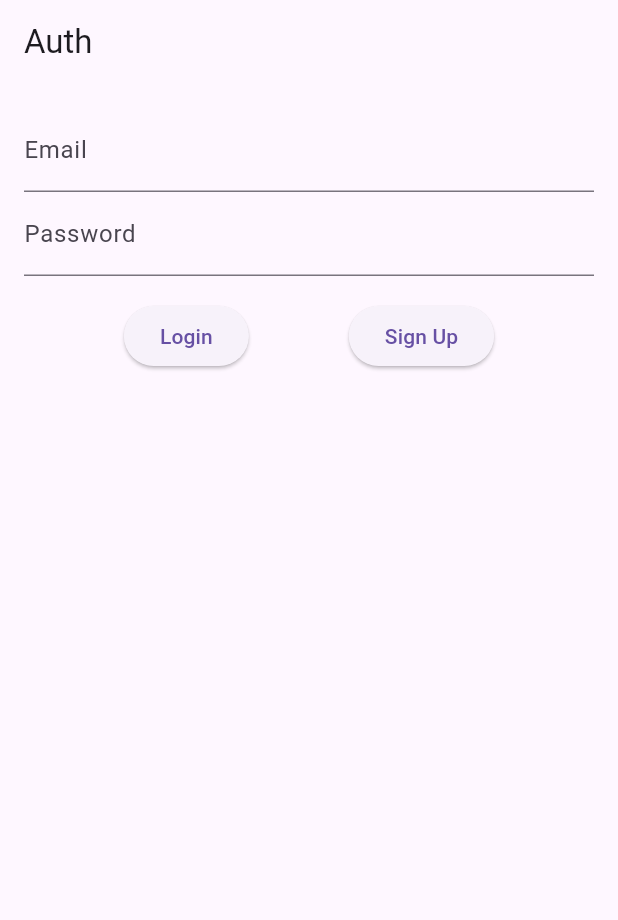
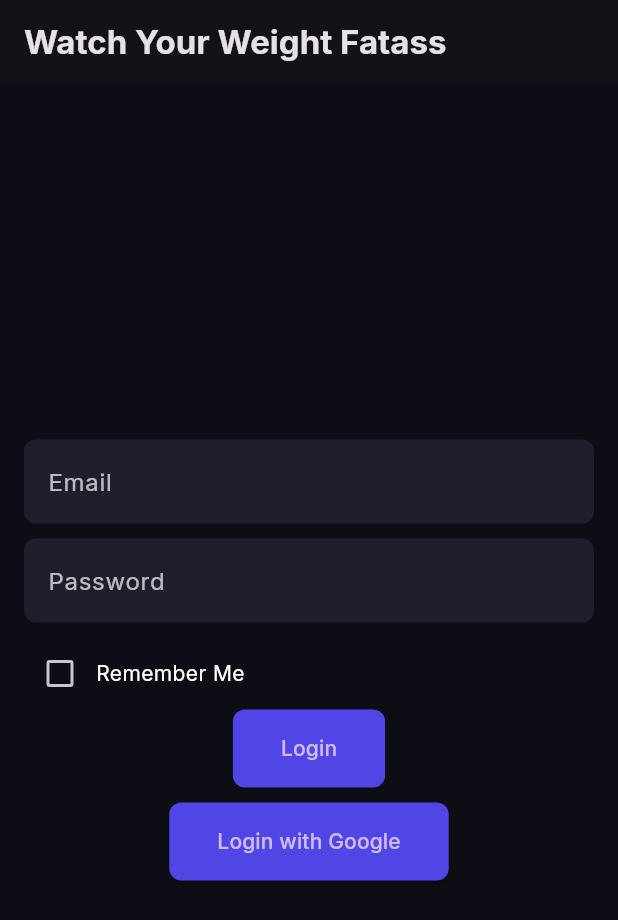
Before and after one commit to PranavTakrani/cal-track-app, a Flutter app: the screen it shows after launch, on a phone screen of 412 x 824 dp. Shown: the top 920 px of the screen. Run offline on Flutter 3.47's test engine with Material 3 defaults, Android fonts, the light colour scheme and no system bars; our stand-ins replace flutter_riverpod, google_fonts, supabase_flutter; accounts and stored records are empty.

Commit message:
i love chat

```diff
--- a/cal_track_app/lib/auth_page.dart
+++ /dev/null
@@ -1,110 +0,0 @@
-import 'package:flutter/material.dart';
-import 'package:flutter_riverpod/flutter_riverpod.dart';
-import 'package:supabase_flutter/supabase_flutter.dart';
-import 'auth_provider.dart';
-
-class AuthPage extends ConsumerStatefulWidget {
-  const AuthPage({super.key});
-
-  @override
-  ConsumerState<AuthPage> createState() => _AuthPageState();
-}
-
-class _AuthPageState extends ConsumerState<AuthPage> {
-  final _emailController = TextEditingController();
-  final _passwordController = TextEditingController();
-  bool _isLoading = false;
-  String? _errorMsg;
-
-  Future<void> _signUp() async {
-    setState(() {
-      _isLoading = true;
-      _errorMsg = null;
-    });
-
-    final supabase = ref.read(supabaseProvider);
-
-    try {
-      final response = await supabase.auth.signUp(
-        email: _emailController.text,
-        password: _passwordController.text,
-      );
-      if (response.user != null) {
-        ScaffoldMessenger.of(context).showSnackBar(
-          const SnackBar(content: Text('Check your email for confirmation!')),
-        );
-      }
-    } on AuthException catch (error) {
-      setState(() {
-        _errorMsg = error.message;
-      });
-    } finally {
-      setState(() {
-        _isLoading = false;
-      });
-    }
-  }
-
-  Future<void> _signIn() async {
-    setState(() {
-      _isLoading = true;
-      _errorMsg = null;
-    });
-
-    final supabase = ref.read(supabaseProvider);
-
-    try {
-      await supabase.auth.signInWithPassword(
-        email: _emailController.text,
-        password: _passwordController.text,
-      );
-    } on AuthException catch (error) {
-      setState(() {
-        _errorMsg = error.message;
-      });
-    } finally {
-      setState(() {
-        _isLoading = false;
-      });
-    }
-  }
-
-  @override
-  Widget build(BuildContext context) {
-    return Scaffold(
-      appBar: AppBar(title: const Text('Auth')),
-      body: Padding(
-        padding: const EdgeInsets.all(16),
-        child: Column(
-          children: [
-            TextField(
-              controller: _emailController,
-              decoration: const InputDecoration(labelText: 'Email'),
-            ),
-            TextField(
-              controller: _passwordController,
-              obscureText: true,
-              decoration: const InputDecoration(labelText: 'Password'),
-            ),
-            const SizedBox(height: 16),
-            if (_errorMsg != null)
-              Text(
-                _errorMsg!,
-                style: const TextStyle(color: Colors.red),
-              ),
-            if (_isLoading)
-              const CircularProgressIndicator()
-            else
-              Row(
-                mainAxisAlignment: MainAxisAlignment.spaceEvenly,
-                children: [
-                  ElevatedButton(onPressed: _signIn, child: const Text('Login')),
-                  ElevatedButton(onPressed: _signUp, child: const Text('Sign Up')),
-                ],
-              ),
-          ],
-        ),
-      ),
-    );
-  }
-}
--- /dev/null
+++ b/cal_track_app/lib/login_page.dart
@@ -0,0 +1,77 @@
+import 'package:flutter/material.dart';
+import 'package:flutter_riverpod/flutter_riverpod.dart';
+import 'auth_provider.dart';
+import 'authFunctions.dart';
+
+
+class LoginPage extends ConsumerStatefulWidget {
+  const LoginPage({super.key});
+
+  @override
+  ConsumerState<LoginPage> createState() => _LoginPageState();
+}
+
+class _LoginPageState extends ConsumerState<LoginPage> {
+  final _emailController = TextEditingController();
+  final _passwordController = TextEditingController();
+  double spacing = 10.0;
+  bool _rememberMe = false;
+  @override
+  Widget build(BuildContext context) {
+    return Scaffold(
+      appBar: AppBar(
+        title: const Text('Watch Your Weight Fatass'),
+      ),
+      body: Padding(
+        padding: const EdgeInsets.all(16.0),
+        child: Column(
+          mainAxisAlignment: MainAxisAlignment.center,
+          children: [
+            TextField(
+              controller: _emailController,
+              decoration: InputDecoration(labelText: 'Email'),
+            ),
+            SizedBox(height: spacing),
+            TextField(
+              controller: _passwordController,
+              decoration: InputDecoration(labelText: 'Password'),
+              obscureText: true,
+            ),
+            SizedBox(height: spacing),
+            Row(
+              children: [
+                Checkbox(
+                  value: _rememberMe,
+                  onChanged: (value) {
+                    setState(() {
+                      _rememberMe = value ?? false;
+                    });
+                  },
+                ),
+                const Text('Remember Me'),
+              ],
+            ),
+            ElevatedButton(
+              onPressed: () async {
+                final email = _emailController.text;
+                final password = _passwordController.text;
+                await ref.read(supabaseProvider).auth.signInWithPassword(
+                  email: email,
+                  password: password,
+                );
+              },
+              child: const Text('Login'),
+            ),
+            SizedBox(height: spacing),
+            ElevatedButton(
+              onPressed: () async {
+                await signInWithGoogle(ref);
+              },
+              child: const Text('Login with Google'),
+            ),
+          ],
+        ),
+      ),
+    );
+  }
+}
--- a/cal_track_app/lib/main.dart
+++ b/cal_track_app/lib/main.dart
@@ -1,7 +1,38 @@
+import 'package:cal_track_app/login_page.dart';
 import 'package:flutter/material.dart';
 import 'package:supabase_flutter/supabase_flutter.dart';
 import 'package:flutter_riverpod/flutter_riverpod.dart';
-import 'auth_page.dart';
+import 'package:google_fonts/google_fonts.dart';
+
+final theme = ThemeData(
+  brightness: Brightness.dark,
+  scaffoldBackgroundColor: const Color(0xFF0D0D15),
+  primaryColor: const Color(0xFF4F46E5),
+  fontFamily: GoogleFonts.inter().fontFamily,
+  inputDecorationTheme: InputDecorationTheme(
+    filled: true,
+    fillColor: const Color(0xFF1E1E2D),
+    border: OutlineInputBorder(
+      borderRadius: BorderRadius.circular(8),
+      borderSide: BorderSide.none,
+    ),
+    hintStyle: const TextStyle(color: Colors.white54),
+    labelStyle: const TextStyle(color: Colors.white70),
+  ),
+  textTheme: const TextTheme(
+    bodyMedium: TextStyle(color: Colors.white),
+    titleLarge: TextStyle(fontWeight: FontWeight.bold),
+  ),
+  elevatedButtonTheme: ElevatedButtonThemeData(
+    style: ElevatedButton.styleFrom(
+      backgroundColor: Color(0xFF4F46E5),
+      shape: RoundedRectangleBorder(borderRadius: BorderRadius.circular(8)),
+      padding: EdgeInsets.symmetric(horizontal: 32, vertical: 16),
+    ),
+  ),
+);
+
+
 
 void main() async {
   WidgetsFlutterBinding.ensureInitialized();
@@ -19,8 +50,8 @@ class CalorieTrackApp extends StatelessWidget {
   Widget build(BuildContext context) {
     return MaterialApp(
       title: 'Calorie Track App',
-      theme: ThemeData(primarySwatch: Colors.green),
-      home: const AuthPage(),
+      theme: theme,
+      home: const LoginPage(),
     );
   }
 }
--- /dev/null
+++ b/cal_track_app/lib/sign_up_page.dart
@@ -0,0 +1,4 @@
+import 'package:flutter/material.dart';
+import 'package:flutter_riverpod/flutter_riverpod.dart';
+import 'package:supabase_flutter/supabase_flutter.dart';
+import 'auth_provider.dart';
--- a/cal_track_app/pubspec.yaml
+++ b/cal_track_app/pubspec.yaml
@@ -35,7 +35,9 @@ dependencies:
   # Use with the CupertinoIcons class for iOS style icons.
   cupertino_icons: ^1.0.8
   flutter_riverpod: ^2.5.1
-  supabase_flutter: ^1.10.3
+  google_fonts: ^6.1.0
+  supabase_flutter: ^2.9.1
+  sign_in_with_apple: ^6.0.0
 
 
 
```
Also changed, not shown: cal_track_app/lib/authFunctions.dart (added, +12 -0 lines), cal_track_app/lib/auth_provider.dart (line endings or trailing spaces), cal_track_app/pubspec.lock, 2 other files.
